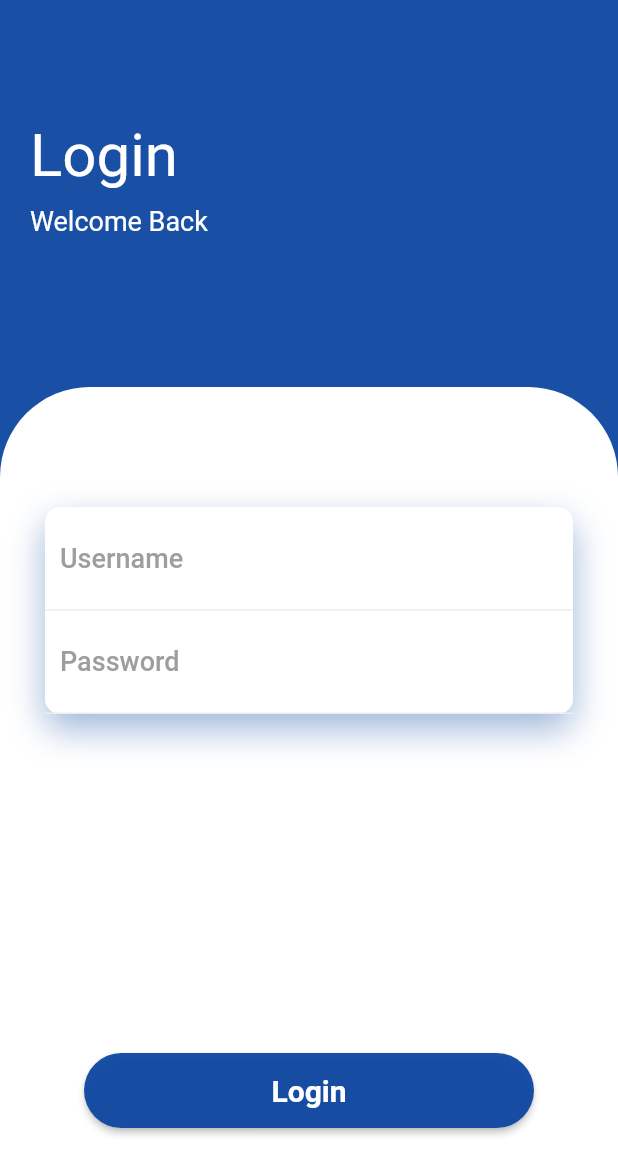
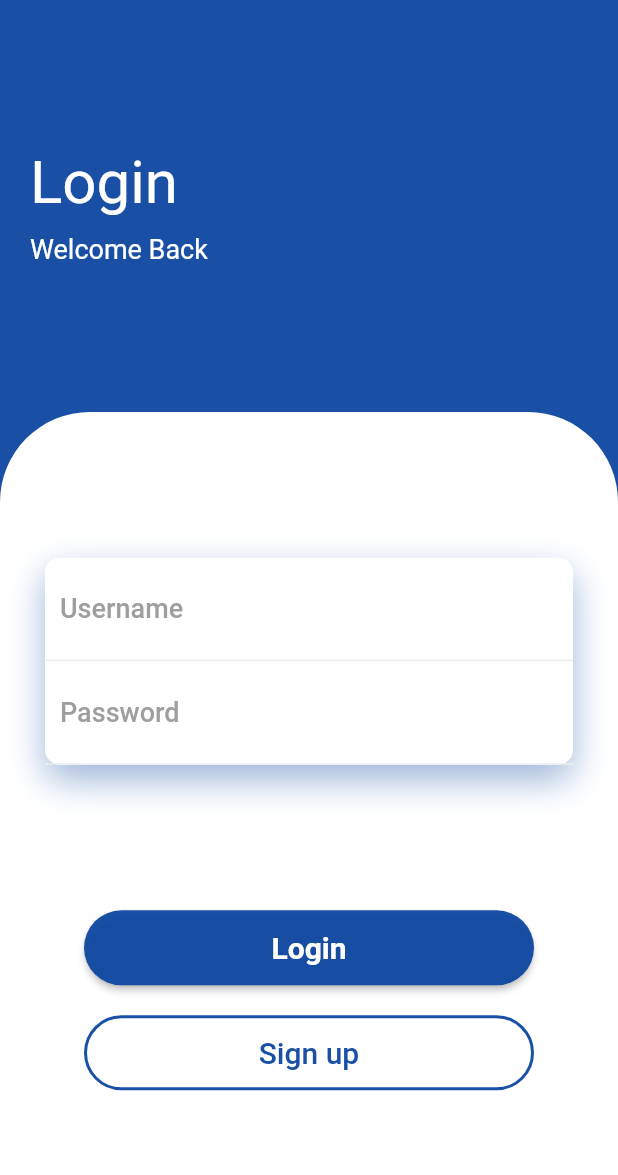
Before and after one commit to ShamilPP/Baitulmaal, a Flutter app: the LoginScreen screen opened directly, on a phone screen of 412 x 824 dp. Shown: the top 1175 px of the screen. Run offline on Flutter 3.47's test engine with Material 2 defaults, Android fonts, the phone set to English and light mode, and no system bars; drawn by our look-alikes of rounded_loading_button; our stand-ins replace cloud_firestore, firebase_core, flutter_spinkit, fluttertoast, numberpicker, percent_indicator and 1 more; accounts and stored records are empty; generated files the repository leaves out were written again.

Commit message:
sign up added

```diff
--- a/lib/view/screens/admin/request_screen.dart
+++ b/lib/view/screens/admin/request_screen.dart
@@ -36,8 +36,7 @@ class RequestScreen extends StatelessWidget {
                       return Wrap(
                         runAlignment: WrapAlignment.center,
                         children: const [
-                          SlideAnimation(
-                              child: Center(child: Text("No Requests", style: TextStyle(fontSize: 25)))),
+                          SlideAnimation(child: Center(child: Text("No Requests", style: TextStyle(fontSize: 25)))),
                         ],
                       );
                     }
--- a/lib/view/screens/admin/users_list_screen.dart
+++ b/lib/view/screens/admin/users_list_screen.dart
@@ -63,7 +63,7 @@ class _UsersScreenState extends State<UsersScreen> {
                 Navigator.push(
                   context,
                   MaterialPageRoute(
-                    builder: (_) => AddUserScreen(),
+                    builder: (_) => SignUpScreen(isAddUser: true),
                   ),
                 );
               },
--- a/lib/view/screens/login_screen.dart
+++ b/lib/view/screens/login_screen.dart
@@ -16,8 +16,7 @@ class LoginScreen extends StatelessWidget {
           child: Column(
             crossAxisAlignment: CrossAxisAlignment.start,
             children: [
-              welcomeText(),
-              const SizedBox(height: 100),
+              welcomeText(context),
               LoginContainer(),
             ],
           ),
@@ -27,9 +26,11 @@ class LoginScreen extends StatelessWidget {
   }
 }
 
-Widget welcomeText() {
-  return Padding(
-    padding: const EdgeInsets.only(left: 20, top: 80),
+Widget welcomeText(BuildContext context) {
+  return SizedBox(
+    height: MediaQuery.of(context).size.height - MediaQuery.of(context).size.height / 1.5,
+    child: Padding(
+      padding: const EdgeInsets.only(left: 20),
       child: Column(
         mainAxisAlignment: MainAxisAlignment.center,
         crossAxisAlignment: CrossAxisAlignment.start,
@@ -39,5 +40,6 @@ Widget welcomeText() {
           Text('Welcome Back', style: TextStyle(color: Colors.white, fontSize: 18)),
         ],
       ),
+    ),
   );
 }
--- a/lib/view/widgets/general/analytics_card.dart
+++ b/lib/view/widgets/general/analytics_card.dart
@@ -32,9 +32,8 @@ class AnalyticsCard extends StatelessWidget {
   Widget build(BuildContext context) {
     return Container(
       margin: const EdgeInsets.all(20),
-      decoration: BoxDecoration(boxShadow: [
-        BoxShadow(color: primaryColor.withAlpha(70), blurRadius: 20, offset: const Offset(0, 10))
-      ]),
+      decoration:
+          BoxDecoration(boxShadow: [BoxShadow(color: primaryColor.withAlpha(70), blurRadius: 20, offset: const Offset(0, 10))]),
       child: Container(
         padding: const EdgeInsets.all(13),
         width: double.infinity,
--- a/lib/view/widgets/general/payment_dialog.dart
+++ b/lib/view/widgets/general/payment_dialog.dart
@@ -38,8 +38,7 @@ class PaymentDialog extends StatelessWidget {
                   SlideAnimation(
                     delay: 200,
                     child: DetailsText(
-                      text:
-                          'Amount : ₹ ${payment.amount} (${payment.amount ~/ payment.user!.monthlyPayment[payment.meekath]!})',
+                      text: 'Amount : ₹ ${payment.amount} (${payment.amount ~/ payment.user!.monthlyPayment[payment.meekath]!})',
                     ),
                   ),
                   SlideAnimation(
--- a/lib/view/widgets/general/request_card.dart
+++ b/lib/view/widgets/general/request_card.dart
@@ -80,8 +80,7 @@ class RequestCard extends StatelessWidget {
               ],
             ),
           ),
-          onTap: () =>
-              showDialog(context: context, builder: (ctx) => PaymentDialog(payment: payment, isAdmin: true)),
+          onTap: () => showDialog(context: context, builder: (ctx) => PaymentDialog(payment: payment, isAdmin: true)),
         ),
       ),
     );
--- a/lib/view/widgets/general/users_list.dart
+++ b/lib/view/widgets/general/users_list.dart
@@ -35,8 +35,7 @@ class UsersList extends StatelessWidget {
                       ? Colors.red
                       : Colors.green,
               onTap: () {
-                Navigator.push(
-                    context, MaterialPageRoute(builder: (_) => ProfileScreen(user: user, isAdmin: true)));
+                Navigator.push(context, MaterialPageRoute(builder: (_) => ProfileScreen(user: user, isAdmin: true)));
               },
             );
           },
--- a/lib/view/widgets/screen/admin/home/pay_for_user_dialog.dart
+++ b/lib/view/widgets/screen/admin/home/pay_for_user_dialog.dart
@@ -29,8 +29,7 @@ class PayForUserDialog extends StatelessWidget {
               height: 50,
               decoration: BoxDecoration(
                   color: Colors.grey.shade400,
-                  borderRadius:
-                      const BorderRadius.only(topLeft: Radius.circular(10), topRight: Radius.circular(10))),
+                  borderRadius: const BorderRadius.only(topLeft: Radius.circular(10), topRight: Radius.circular(10))),
               child: Row(
                 children: const [
                   CloseButton(),
--- a/lib/view/widgets/screen/login/login_container.dart
+++ b/lib/view/widgets/screen/login/login_container.dart
@@ -4,6 +4,7 @@ import 'package:rounded_loading_button/rounded_loading_button.dart';
 
 import '../../../../utils/colors.dart';
 import '../../../../view_model/login_view_model.dart';
+import '../../../screens/sign_up_screen.dart';
 import '../../../screens/splash_screen.dart';
 import '../../general/login_text_field.dart';
 
@@ -16,28 +17,21 @@ class LoginContainer extends StatelessWidget {
 
   @override
   Widget build(BuildContext context) {
-    double _height = MediaQuery.of(context).size.height - 300;
-    if (400 > _height) {
-      _height = 400;
-    }
+    double _height = MediaQuery.of(context).size.height / 1.5;
+    if (_height < 400) _height = 400;
     return Container(
       height: _height,
-      padding: const EdgeInsets.only(top: 50),
+      padding: const EdgeInsets.symmetric(horizontal: 30),
       decoration: const BoxDecoration(
-          color: Colors.white,
-          borderRadius: BorderRadius.only(topLeft: Radius.circular(60), topRight: Radius.circular(60))),
-      child: Padding(
-        padding: const EdgeInsets.all(30),
+          color: Colors.white, borderRadius: BorderRadius.only(topLeft: Radius.circular(60), topRight: Radius.circular(60))),
       child: Column(
-          mainAxisAlignment: MainAxisAlignment.spaceBetween,
+        mainAxisAlignment: MainAxisAlignment.spaceEvenly,
         children: <Widget>[
           Container(
             decoration: BoxDecoration(
               color: Colors.white,
               borderRadius: BorderRadius.circular(10),
-                boxShadow: [
-                  BoxShadow(color: primaryColor.withOpacity(.4), blurRadius: 20, offset: const Offset(0, 10))
-                ],
+              boxShadow: [BoxShadow(color: primaryColor.withOpacity(.4), blurRadius: 20, offset: const Offset(0, 10))],
             ),
             child: Column(
               children: <Widget>[
@@ -54,19 +48,45 @@ class LoginContainer extends StatelessWidget {
               ],
             ),
           ),
-
+          Column(
+            children: [
               // Login Button
               RoundedLoadingButton(
                   color: primaryColor,
                   successColor: Colors.green,
+                  controller: buttonController,
+                  onPressed: () => _login(context),
                   child: const Text(
                     'Login',
                     style: TextStyle(fontSize: 20, color: Colors.white, fontWeight: FontWeight.bold),
+                  )),
+
+              const SizedBox(height: 20),
+
+              //SignUp button
+              SizedBox(
+                width: 300,
+                height: 50,
+                child: OutlinedButton(
+                  style: ButtonStyle(
+                      shape: MaterialStateProperty.all(
+                        RoundedRectangleBorder(
+                          borderRadius: BorderRadius.circular(30.0),
                         ),
-                controller: buttonController,
-                onPressed: () => _login(context)),
+                      ),
+                      side: MaterialStateProperty.all(BorderSide(width: 2, color: primaryColor))),
+                  child: Text(
+                    'Sign up',
+                    style: TextStyle(fontSize: 20, color: primaryColor),
+                  ),
+                  onPressed: () {
+                    Navigator.push(context, MaterialPageRoute(builder: (_) => SignUpScreen()));
+                  },
+                ),
+              ),
             ],
-        ),
+          )
+        ],
       ),
     );
   }
--- a/lib/view/widgets/screen/pay/animated_check.dart
+++ b/lib/view/widgets/screen/pay/animated_check.dart
@@ -11,11 +11,9 @@ class AnimatedCheckMark extends StatefulWidget {
 }
 
 class _AnimatedCheckMarkState extends State<AnimatedCheckMark> with TickerProviderStateMixin {
-  late AnimationController scaleController =
-      AnimationController(duration: const Duration(milliseconds: 800), vsync: this);
+  late AnimationController scaleController = AnimationController(duration: const Duration(milliseconds: 800), vsync: this);
   late Animation<double> scaleAnimation = CurvedAnimation(parent: scaleController, curve: Curves.elasticOut);
-  late AnimationController checkController =
-      AnimationController(duration: const Duration(milliseconds: 400), vsync: this);
+  late AnimationController checkController = AnimationController(duration: const Duration(milliseconds: 400), vsync: this);
   late Animation<double> checkAnimation = CurvedAnimation(parent: checkController, curve: Curves.linear);
 
   @override
--- a/lib/view/widgets/screen/pay/payment_text_field.dart
+++ b/lib/view/widgets/screen/pay/payment_text_field.dart
@@ -9,8 +9,7 @@ class PaymentTextField extends StatelessWidget {
   Widget build(BuildContext context) {
     return Container(
       padding: const EdgeInsets.symmetric(horizontal: 15),
-      decoration:
-          BoxDecoration(color: Colors.blue.shade100.withOpacity(.8), borderRadius: BorderRadius.circular(10)),
+      decoration: BoxDecoration(color: Colors.blue.shade100.withOpacity(.8), borderRadius: BorderRadius.circular(10)),
       child: IntrinsicWidth(
         child: Row(
           mainAxisAlignment: MainAxisAlignment.center,
--- a/lib/view/widgets/screen/user/profile/payment_list_tile.dart
+++ b/lib/view/widgets/screen/user/profile/payment_list_tile.dart
@@ -31,8 +31,7 @@ class PaymentListTile extends StatelessWidget {
         ),
       ),
       onTap: () {
-        Navigator.push(context,
-            MaterialPageRoute(builder: (_) => UserTransactionScreen(payments: getPayments(context))));
+        Navigator.push(context, MaterialPageRoute(builder: (_) => UserTransactionScreen(payments: getPayments(context))));
       },
     );
   }
--- a/lib/view_model/payment_view_model.dart
+++ b/lib/view_model/payment_view_model.dart
@@ -42,8 +42,8 @@ class PaymentProvider extends ChangeNotifier {
         verify = PaymentStatus.accepted.index;
       }
       // upload payment to firebase
-      PaymentModel payment = PaymentModel(
-          userDocId: user.docId!, amount: amount, verify: verify, meekath: meekath, dateTime: DateTime.now());
+      PaymentModel payment =
+          PaymentModel(userDocId: user.docId!, amount: amount, verify: verify, meekath: meekath, dateTime: DateTime.now());
 
       await FirebaseService.uploadPayment(payment);
 
--- a/lib/view_model/request_view_model.dart
+++ b/lib/view_model/request_view_model.dart
@@ -15,8 +15,7 @@ class RequestProvider extends ChangeNotifier {
 
   void setNotVerifiedList(BuildContext context) {
     var adminProvider = Provider.of<AdminProvider>(context, listen: false);
-    var paymentList =
-        AnalyticsService.getPaymentListWithStatus(adminProvider.payments, PaymentStatus.notVerified);
+    var paymentList = AnalyticsService.getPaymentListWithStatus(adminProvider.payments, PaymentStatus.notVerified);
     _notVerifiedList = paymentList;
   }
 
```
Also changed, not shown: lib/service/firebase_service.dart (+3 -6 lines), lib/service/login_service.dart (+3 -4 lines), lib/view/screens/sign_up_screen.dart (+23 -19 lines), lib/view/screens/transactions_screen.dart (+3 -6 lines), lib/view/widgets/general/logout_button.dart (+4 -9 lines), lib/view_model/login_view_model.dart (+5 -3 lines). Lines whose indentation alone changed are shown as unchanged.
